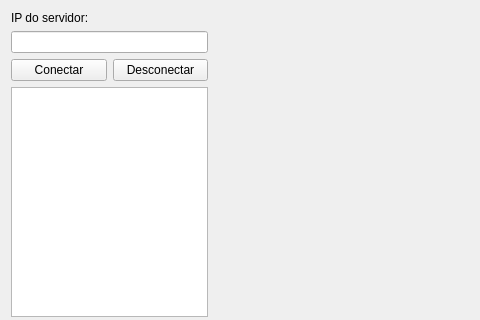
Before: the Qt Designer form ConsumidorDados/mainwindow.ui in mofreitas/ProjetoQT, drawn with Qt 5; both pictures show x 0 to 480 and y 0 to 320 of the 684 by 447 pixel window.
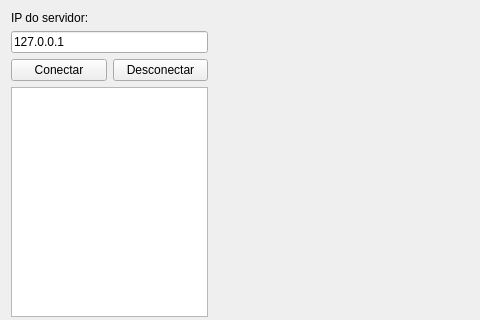
After: the same form once the commit is applied. Custom widgets are drawn as their Qt base class.

```diff
--- a/ConsumidorDados/mainwindow.ui
+++ b/ConsumidorDados/mainwindow.ui
@@ -27,7 +27,11 @@
          </widget>
         </item>
         <item>
-         <widget class="QLineEdit" name="ipLineEdit"/>
+         <widget class="QLineEdit" name="ipLineEdit">
+          <property name="text">
+           <string>127.0.0.1</string>
+          </property>
+         </widget>
         </item>
         <item>
          <layout class="QHBoxLayout" name="horizontalLayout">
```
